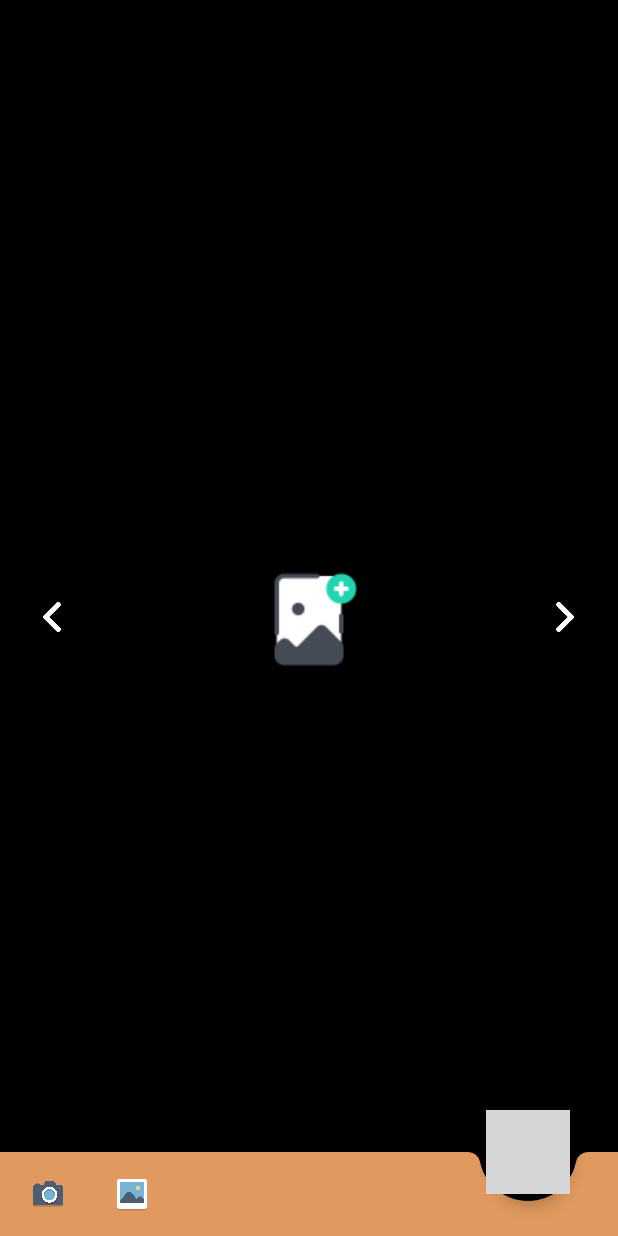
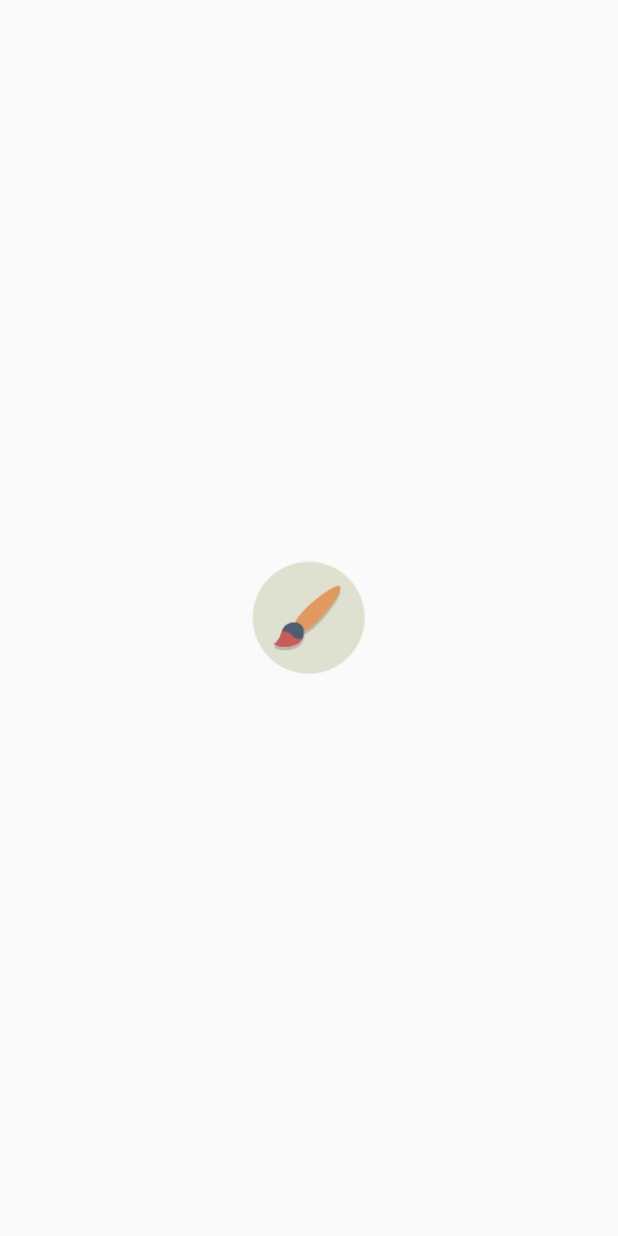
Before and after one commit to SwimingKim/ArtisticPictureMaker, an Android app: the first screen one second after launch (MainActivity before the commit, SplashActivity after it), on a phone screen of 412 x 824 dp. Run offline under Robolectric (Android 15) with nearby library versions, the phone set to English and light mode, and no system bars; grey boxes are pictures that could not be loaded.

Commit message:
2차 준비 완료

```diff
--- a/app/src/main/AndroidManifest.xml
+++ b/app/src/main/AndroidManifest.xml
@@ -9,13 +9,14 @@
         android:roundIcon="@mipmap/ic_launcher_round"
         android:supportsRtl="true"
         android:theme="@style/AppTheme">
-        <activity android:name=".MainActivity">
+        <activity android:name=".SplashActivity">
             <intent-filter>
                 <action android:name="android.intent.action.MAIN" />
 
                 <category android:name="android.intent.category.LAUNCHER" />
             </intent-filter>
         </activity>
+        <activity android:name=".MainActivity" />
     </application>
 
     <uses-permission android:name="android.permission.READ_EXTERNAL_STORAGE" />
--- /dev/null
+++ b/app/src/main/java/com/devskim/apw/SplashActivity.kt
@@ -0,0 +1,23 @@
+package com.devskim.apw
+
+import android.app.Activity
+import android.content.Intent
+import android.os.Bundle
+import android.os.Handler
+import android.os.Looper
+
+class SplashActivity : Activity() {
+
+    override fun onCreate(savedInstanceState: Bundle?) {
+        super.onCreate(savedInstanceState)
+        setContentView(R.layout.layout_splash)
+
+        Handler(Looper.getMainLooper()).postDelayed({
+            val intent = Intent(this, MainActivity::class.java)
+            startActivity(intent)
+            overridePendingTransition(0, 0)
+            finish()
+        }, 2000)
+    }
+
+}
--- /dev/null
+++ b/app/src/main/res/layout/layout_splash.xml
@@ -0,0 +1,12 @@
+<?xml version="1.0" encoding="utf-8"?>
+<RelativeLayout xmlns:android="http://schemas.android.com/apk/res/android"
+    android:layout_width="match_parent"
+    android:layout_height="match_parent">
+
+    <ImageView
+        android:layout_width="120dp"
+        android:layout_height="120dp"
+        android:layout_centerInParent="true"
+        android:src="@mipmap/ic_launcher_foreground" />
+
+</RelativeLayout>
--- a/app/src/main/res/values/colors.xml
+++ b/app/src/main/res/values/colors.xml
@@ -1,7 +1,7 @@
 <?xml version="1.0" encoding="utf-8"?>
 <resources>
     <color name="colorPrimary">#3F51B5</color>
-    <color name="colorPrimaryDark">#303F9F</color>
+    <color name="colorPrimaryDark">#000000</color>
     <color name="colorAccent">#FF4081</color>
 
     <color name="white">#ffffff</color>
```
Also changed, not shown: app/src/main/java/com/devskim/apw/MainActivity.kt (+3 -4 lines), 1 other file.
